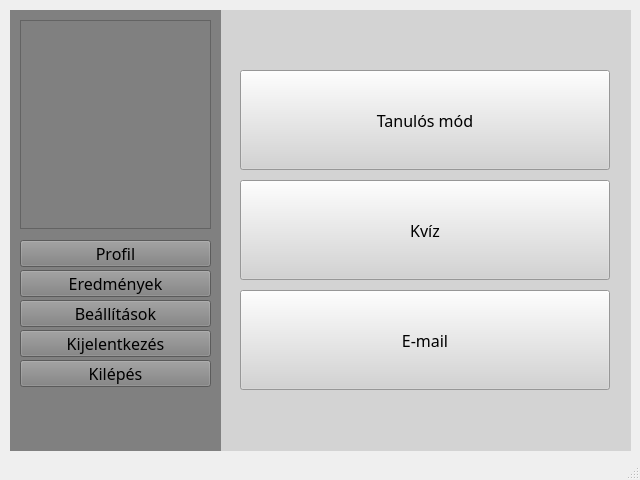
This is src/main/resources/ui/default/mainWindow.ui in pkristof1999/Szakdolgozat as Qt 5 draws it before an edit. The edited form follows.
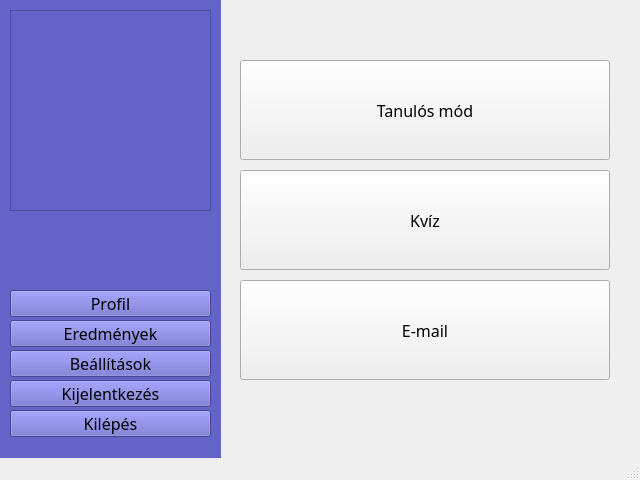
This is the edited form.

Commit message: UI fájlokon néhány módosítás

Diff of the .ui file:
```diff
--- a/src/main/resources/ui/default/mainWindow.ui
+++ b/src/main/resources/ui/default/mainWindow.ui
@@ -13,18 +13,21 @@
   <property name="windowTitle">
    <string>MainWindow</string>
   </property>
+  <property name="styleSheet">
+   <string notr="true"/>
+  </property>
   <widget class="QWidget" name="centralwidget">
    <widget class="QWidget" name="widget" native="true">
     <property name="geometry">
      <rect>
       <x>220</x>
-      <y>10</y>
+      <y>0</y>
       <width>411</width>
-      <height>441</height>
+      <height>461</height>
      </rect>
     </property>
     <property name="styleSheet">
-     <string notr="true">background-color: lightgrey;</string>
+     <string notr="true"/>
     </property>
     <widget class="QPushButton" name="learningGameButton">
      <property name="geometry">
@@ -87,22 +90,22 @@
    <widget class="QWidget" name="widget_2" native="true">
     <property name="geometry">
      <rect>
-      <x>10</x>
-      <y>10</y>
-      <width>211</width>
-      <height>441</height>
+      <x>0</x>
+      <y>0</y>
+      <width>221</width>
+      <height>461</height>
      </rect>
     </property>
     <property name="styleSheet">
-     <string notr="true">background-color: grey;</string>
+     <string notr="true">background-color: rgb(100, 100, 200);</string>
     </property>
     <widget class="QFrame" name="profilePicture">
      <property name="geometry">
       <rect>
        <x>10</x>
        <y>10</y>
-       <width>191</width>
-       <height>209</height>
+       <width>201</width>
+       <height>201</height>
       </rect>
      </property>
      <property name="frameShape">
@@ -116,8 +119,8 @@
      <property name="geometry">
       <rect>
        <x>10</x>
-       <y>260</y>
-       <width>191</width>
+       <y>320</y>
+       <width>201</width>
        <height>27</height>
       </rect>
      </property>
@@ -135,8 +138,8 @@
      <property name="geometry">
       <rect>
        <x>10</x>
-       <y>290</y>
-       <width>191</width>
+       <y>350</y>
+       <width>201</width>
        <height>27</height>
       </rect>
      </property>
@@ -154,8 +157,8 @@
      <property name="geometry">
       <rect>
        <x>10</x>
-       <y>320</y>
-       <width>191</width>
+       <y>380</y>
+       <width>201</width>
        <height>27</height>
       </rect>
      </property>
@@ -173,8 +176,8 @@
      <property name="geometry">
       <rect>
        <x>10</x>
-       <y>350</y>
-       <width>191</width>
+       <y>410</y>
+       <width>201</width>
        <height>27</height>
       </rect>
      </property>
@@ -192,8 +195,8 @@
      <property name="geometry">
       <rect>
        <x>10</x>
-       <y>230</y>
-       <width>191</width>
+       <y>290</y>
+       <width>201</width>
        <height>27</height>
       </rect>
      </property>
@@ -207,6 +210,19 @@
       <string>Profil</string>
      </property>
     </widget>
+    <widget class="QLabel" name="usernameLabel">
+     <property name="geometry">
+      <rect>
+       <x>10</x>
+       <y>220</y>
+       <width>201</width>
+       <height>41</height>
+      </rect>
+     </property>
+     <property name="text">
+      <string/>
+     </property>
+    </widget>
    </widget>
   </widget>
   <widget class="QStatusBar" name="statusbar"/>
```
The commit also changes 4 other files.
